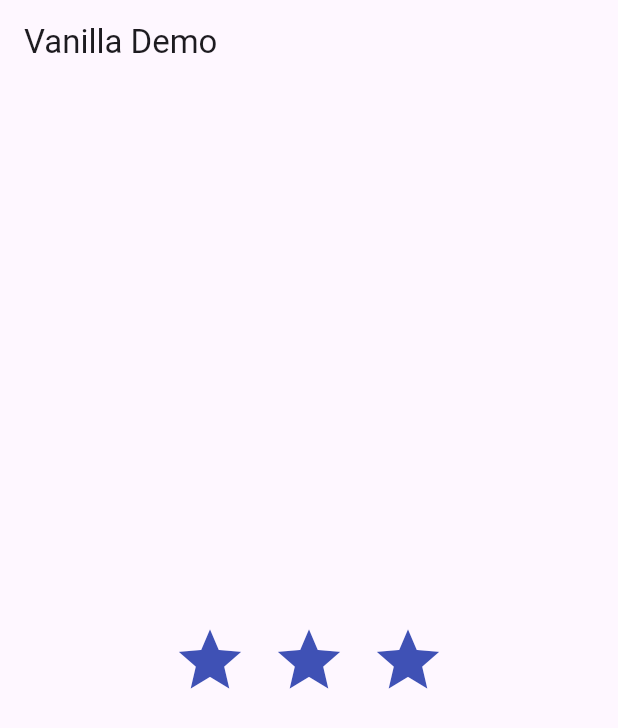
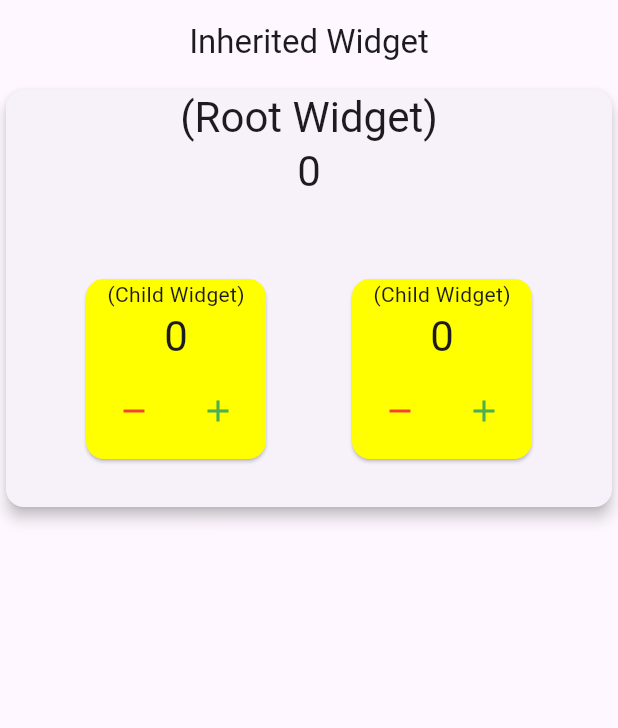
Before and after one commit to akma88/p0710, a Flutter app: the screen it shows after launch, on a phone screen of 412 x 824 dp. Shown: the top 728 px of the screen. Run offline on Flutter 3.47's test engine with Material 3 defaults, Android fonts, the phone set to English and light mode, and no system bars.

Commit message:
Added new file

```diff
--- a/lib/main.dart
+++ b/lib/main.dart
@@ -1,75 +1,144 @@
 import 'package:flutter/material.dart';
 
-void main() => runApp(MyApp());
+void main() {
+  runApp(const MyApp());
+}
 
 class MyApp extends StatelessWidget {
   const MyApp({super.key});
 
   @override
   Widget build(BuildContext context) {
-    return MaterialApp(title: "Vanilla demo", home: MyHomePage());
+    return MaterialApp(
+      title: 'Inherited Demo',
+      theme: ThemeData(primarySwatch: Colors.blue),
+      home: const MyHomePage(title: 'Inherited Demo'),
+    );
   }
 }
 
 class MyHomePage extends StatefulWidget {
-  const MyHomePage({super.key});
+  const MyHomePage({super.key, required this.title});
+
+  final String title;
 
   @override
-  State<MyHomePage> createState() => _MyHomePageState();
+  State<MyHomePage> createState() => MyHomePageState();
 }
 
-class _MyHomePageState extends State<MyHomePage> {
-  int _rating = 50;
+class MyHomePageState extends State<MyHomePage> {
+  int _counter = 0;
+
+  int get counterValue => _counter;
+
+  void _incrementCounter() {
+    setState(() {
+      _counter++;
+    });
+  }
+
+  void _decrementCounter() {
+    setState(() {
+      _counter--;
+    });
+  }
 
   @override
   Widget build(BuildContext context) {
-    double size = 50;
-
     return Scaffold(
-      appBar: AppBar(title: const Text('Vanilla Demo')),
-      body: Center(
-        child: Row(
-          mainAxisAlignment: MainAxisAlignment.center,
-          children: <Widget>[
-            IconButton(
-              icon: (_rating >= 2
-                  ? Icon(Icons.star, size: size)
-                  : Icon(Icons.star_border, size: size)),
-              color: Colors.indigo[500],
-              iconSize: size,
-              onPressed: () {
-                setState(() {
-                  _rating = 1;
-                });
-              },
-            ),
-            IconButton(
-              icon: (_rating >= 2
-                  ? Icon(Icons.star, size: size)
-                  : Icon(Icons.star_border, size: size)),
-              color: Colors.indigo[500],
-              iconSize: size,
-              onPressed: () {
-                setState(() {
-                  _rating = 2;
-                });
-              },
-            ),
-            IconButton(
-              icon: (_rating >= 3
-                  ? Icon(Icons.star, size: size)
-                  : Icon(Icons.star_border, size: size)),
-              color: Colors.indigo[500],
-              iconSize: size,
-              onPressed: () {
-                setState(() {
-                  _rating = 3;
-                });
-              },
-            ),
-          ],
-        ),
+      appBar: AppBar(title: const Text('Inherited Widget'), centerTitle: true),
+      body: ListView(
+        children: [
+          MyInheritedWidget(myState: this, child: const AppRootWidget()),
+        ],
       ),
     );
   }
 }
+
+class AppRootWidget extends StatelessWidget {
+  const AppRootWidget({super.key});
+
+  @override
+  Widget build(BuildContext context) {
+    final rootWidgetState = MyInheritedWidget.of(context)!.myState;
+
+    return Card(
+      elevation: 4,
+      child: Column(
+        children: [
+          Text(
+            '(Root Widget)',
+            style: Theme.of(context).textTheme.headlineMedium,
+          ),
+          Text(
+            '${rootWidgetState.counterValue}',
+            style: Theme.of(context).textTheme.headlineMedium,
+          ),
+          const SizedBox(height: 50),
+          const Row(
+            mainAxisAlignment: MainAxisAlignment.spaceEvenly,
+            children: [Counter(), Counter()],
+          ),
+        ],
+      ),
+    );
+  }
+}
+
+class Counter extends StatelessWidget {
+  const Counter({super.key});
+
+  @override
+  Widget build(BuildContext context) {
+    final rootWidgetState = MyInheritedWidget.of(context)!.myState;
+
+    return Card(
+      margin: const EdgeInsets.all(4).copyWith(bottom: 32),
+      color: Colors.yellowAccent,
+      child: Column(
+        children: [
+          const Text('(Child Widget)'),
+          Text(
+            '${rootWidgetState.counterValue}',
+            style: Theme.of(context).textTheme.headlineMedium,
+          ),
+          ButtonBar(
+            children: [
+              IconButton(
+                icon: const Icon(Icons.remove),
+                color: Colors.red,
+                onPressed: rootWidgetState._decrementCounter,
+              ),
+              IconButton(
+                icon: const Icon(Icons.add),
+                color: Colors.green,
+                onPressed: rootWidgetState._incrementCounter,
+              ),
+            ],
+          ),
+        ],
+      ),
+    );
+  }
+}
+
+class MyInheritedWidget extends InheritedWidget {
+  final MyHomePageState myState;
+
+  const MyInheritedWidget({
+    super.key,
+    required Widget child,
+    required this.myState,
+  }) : super(child: child);
+
+  @override
+  bool updateShouldNotify(MyInheritedWidget oldWidget) {
+    // The state object is shared, so always notify dependents.
+    return true;
+  }
+
+  static MyInheritedWidget? of(BuildContext context) {
+    return context.dependOnInheritedWidgetOfExactType<MyInheritedWidget>();
+  }
+}
--- /dev/null
+++ b/lib/main1.dart
@@ -0,0 +1,119 @@
+import 'package:flutter/material.dart';
+import 'package:scoped_model/scoped_model.dart';
+
+void main() => runApp(const MyApp());
+
+class MyApp extends StatelessWidget {
+  const MyApp({Key? key}) : super(key: key);
+
+  @override
+  Widget build(BuildContext context) {
+    return MaterialApp(
+      title: 'ScopedModel Demo',
+      theme: ThemeData(primarySwatch: Colors.blue),
+      home: const MyHomePage(title: 'ScopedModel Demo'),
+    );
+  }
+}
+
+class MyHomePage extends StatefulWidget {
+  const MyHomePage({Key? key, required this.title}) : super(key: key);
+  final String title;
+
+  @override
+  State<MyHomePage> createState() => _MyHomePageState();
+}
+
+class _MyHomePageState extends State<MyHomePage> {
+  @override
+  Widget build(BuildContext context) {
+    return Scaffold(
+      appBar: AppBar(
+        title: const Text('ScopedModel Widget'),
+        centerTitle: true,
+      ),
+      body: ListView(
+        children: <Widget>[
+          ScopedModel<MyModelState>(
+            model: MyModelState(),
+            child: _AppRootWidget(),
+          ),
+        ],
+      ),
+    );
+  }
+}
+
+class _AppRootWidget extends StatelessWidget {
+  @override
+  Widget build(BuildContext context) {
+    return Card(
+      elevation: 4.0,
+      child: Column(
+        children: <Widget>[
+          Text(
+            '(Root Widget)',
+            style: Theme.of(context).textTheme.headlineMedium,
+          ),
+          const SizedBox(height: 50),
+          Row(
+            mainAxisAlignment: MainAxisAlignment.spaceEvenly,
+            children: <Widget>[_Counter(), _Counter()],
+          ),
+        ],
+      ),
+    );
+  }
+}
+
+class _Counter extends StatelessWidget {
+  @override
+  Widget build(BuildContext context) {
+    return ScopedModelDescendant<MyModelState>(
+      rebuildOnChange: true,
+      builder: (context, child, model) => Card(
+        margin: const EdgeInsets.all(4.0).copyWith(bottom: 32.0),
+        color: Colors.yellowAccent,
+        child: Column(
+          children: <Widget>[
+            const Text('(Child Widget)'),
+            Text(
+              '${model.counterValue}',
+              style: Theme.of(context).textTheme.headlineMedium,
+            ),
+            ButtonBar(
+              children: <Widget>[
+                IconButton(
+                  icon: const Icon(Icons.remove),
+                  color: Colors.red,
+                  onPressed: () => model._decrementCounter(),
+                ),
+                IconButton(
+                  icon: const Icon(Icons.add),
+                  color: Colors.green,
+                  onPressed: () => model._incrementCounter(),
+                ),
+              ],
+            ),
+          ],
+        ),
+      ),
+    );
+  }
+}
+
+class MyModelState extends Model {
+  int _counter = 0;
+
+  int get counterValue => _counter;
+
+  void _incrementCounter() {
+    _counter++;
+    notifyListeners();
+  }
+
+  void _decrementCounter() {
+    _counter--;
+    notifyListeners();
+  }
+}
--- a/pubspec.yaml
+++ b/pubspec.yaml
@@ -34,6 +34,7 @@ dependencies:
   # The following adds the Cupertino Icons font to your application.
   # Use with the CupertinoIcons class for iOS style icons.
   cupertino_icons: ^1.0.8
+  scoped_model: ^2.0.0
 
 dev_dependencies:
   flutter_test:
```
Also changed, not shown: pubspec.lock.
